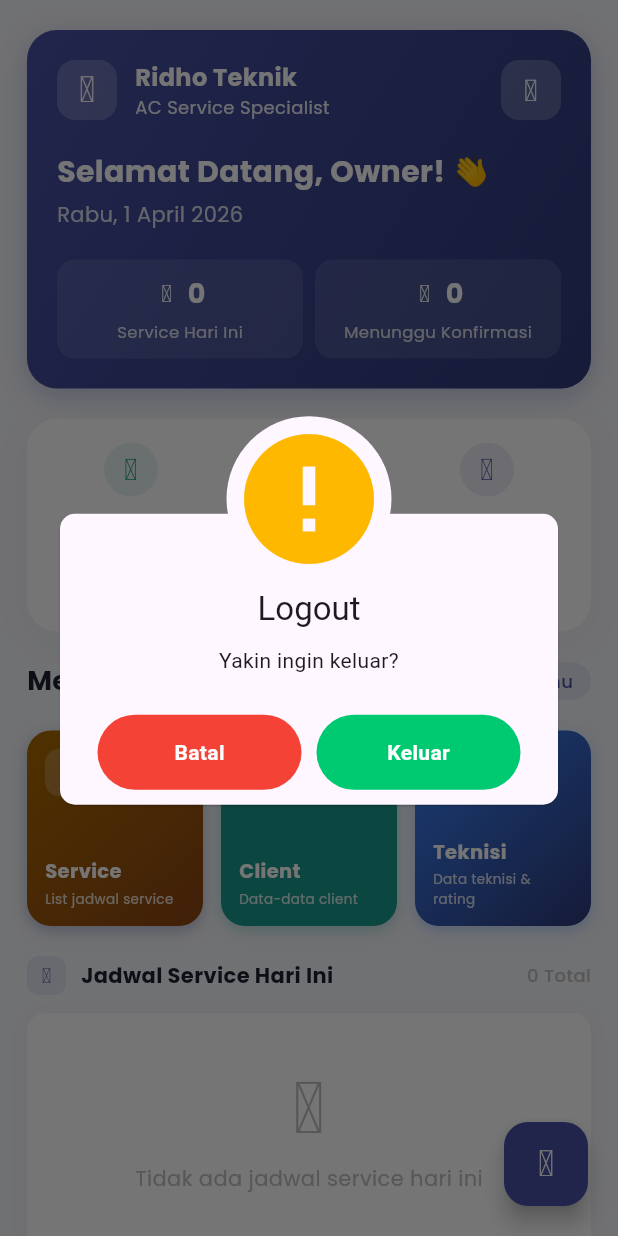
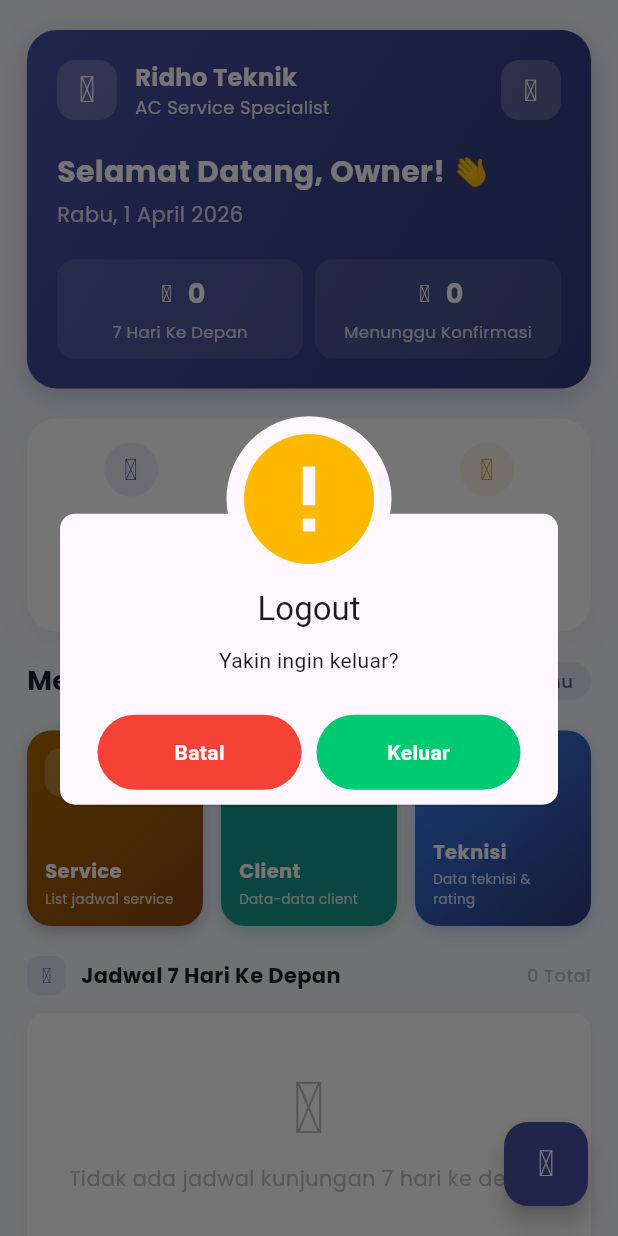
Before and after one commit to riyanari/ridho_teknik, a Flutter app: the HomePage screen opened by its route, after a tap on an icon or button, on a phone screen of 412 x 824 dp. Run offline on Flutter 3.47's test engine with Material 3 defaults, Android fonts, the light colour scheme and no system bars; our stand-ins replace awesome_dialog, badges, flutter_secure_storage, google_fonts, iconsax, image_picker and 2 more; missing offline and left inert: image_gallery_saver_plus; accounts and stored records are empty; network calls fail.

Commit message:
mengubah dashboard menjadi 7 hari kedepan, reminder servis 3/6 bulan

```diff
--- a/lib/api/api_config.dart
+++ b/lib/api/api_config.dart
@@ -71,6 +71,9 @@ class ApiConfig {
   static String get ownerServices => "$baseUrl/owner/servis";
   static String ownerServiceDetail(int id) => "$baseUrl/owner/servis/$id";
   static String ownerServiceUpdate(int id) => "$baseUrl/owner/servis/$id";
+  static String get upcomingVisits => "$baseUrl/owner/servis/upcoming-visits";
+  static String get reminderAc3Bulan => "$baseUrl/owner/servis/reminder-ac-3-bulan";
+  static String get reminderAc6Bulan => "$baseUrl/owner/servis/reminder-ac-6-bulan";
   static String ownerServiceByStatus(String status) =>
       "$baseUrl/owner/servis/status/$status";
   static String ownerServiceConfirmRequest(int id) =>
--- a/lib/pages/owner/home_page.dart
+++ b/lib/pages/owner/home_page.dart
@@ -11,8 +11,8 @@ import 'package:awesome_dialog/awesome_dialog.dart';
 import 'package:intl/intl.dart';
 import 'package:intl/date_symbol_data_local.dart';
 
+import '../../models/ac_model.dart';
 import '../../models/servis_model.dart';
-import '../../models/user_model.dart';
 
 class HomePage extends StatefulWidget {
   const HomePage({super.key});
@@ -50,7 +50,6 @@ class _HomePageState extends State<HomePage> {
     });
   }
 
-
   Future<void> _loadInitialData() async {
     print('🚀 HomePage._loadInitialData() - Memulai');
 
@@ -64,10 +63,11 @@ class _HomePageState extends State<HomePage> {
       print('⏳ Memulai loading data awal...');
 
       await Future.wait([
-        provider.fetchClients(),
-        provider.fetchTechnicians(),
         provider.fetchServices(),
         provider.fetchDashboardStats(),
+        provider.fetchUpcomingVisits(),
+        provider.fetchReminderAc3Bulan(),
+        provider.fetchReminderAc6Bulan(),
       ]);
 
       print('✅ Data berhasil diload:');
@@ -263,27 +263,24 @@ class _HomePageState extends State<HomePage> {
                         ),
                       ),
 
-                      // Jadwal Service Hari Ini
                       SliverToBoxAdapter(
                         child: Padding(
                           padding: const EdgeInsets.symmetric(horizontal: 18, vertical: 20),
-                          child: _buildTodaySchedule(provider),
+                          child: _buildUpcomingVisits(provider),
                         ),
                       ),
 
-                      // Client Terbaru
                       SliverToBoxAdapter(
                         child: Padding(
                           padding: const EdgeInsets.symmetric(horizontal: 18),
-                          child: _buildRecentClients(provider),
+                          child: _buildReminderAc3Bulan(provider),
                         ),
                       ),
 
-                      // Teknisi Aktif
                       SliverToBoxAdapter(
                         child: Padding(
                           padding: const EdgeInsets.fromLTRB(18, 20, 18, 30),
-                          child: _buildActiveTechnicians(provider),
+                          child: _buildReminderAc6Bulan(provider),
                         ),
                       ),
                     ],
@@ -323,22 +320,19 @@ class _HomePageState extends State<HomePage> {
   Widget _buildBusinessHeader(BuildContext context, OwnerMasterProvider provider) {
     final now = DateTime.now();
     final formattedDate = _formatDate(now);
+    final upcomingCount = provider.upcomingVisits.length;
 
-    // Hitung statistik
-    final todayServices = provider.services.where((service) {
-      final visitDate = service.tanggalBerkunjung;
-      if (visitDate == null) return false;
-      return visitDate.year == now.year &&
-          visitDate.month == now.month &&
-          visitDate.day == now.day;
-    }).length;
+    // // Hitung statistik
+    // final todayServices = provider.services.where((service) {
+    //   final visitDate = service.tanggalBerkunjung;
+    //   if (visitDate == null) return false;
+    //   return visitDate.year == now.year &&
+    //       visitDate.month == now.month &&
+    //       visitDate.day == now.day;
+    // }).length;
 
     final pendingServices = provider.getServicesByStatus('menunggu_konfirmasi').length;
 
-    print('📊 Statistik Header:');
-    print('   - Today services: $todayServices');
-    print('   - Pending services: $pendingServices');
-    print('   - Total services: ${provider.services.length}');
 
     return Container(
       width: double.infinity,
@@ -432,8 +426,8 @@ class _HomePageState extends State<HomePage> {
               Expanded(
                 child: _buildHeaderStat(
                   icon: Iconsax.calendar_1,
-                  value: '$todayServices',
-                  label: 'Service Hari Ini',
+                  value: '$upcomingCount',
+                  label: '7 Hari Ke Depan',
                 ),
               ),
               const SizedBox(width: 8),
@@ -492,16 +486,9 @@ class _HomePageState extends State<HomePage> {
   }
 
   Widget _buildQuickStats(OwnerMasterProvider provider) {
-    final totalClients = provider.clients.length;
-    final totalTechnicians = provider.technicians.length;
     final totalServices = provider.services.length;
-    final completedServices = provider.getServicesByStatus('selesai').length;
-
-    print('📈 Quick Stats:');
-    print('   - Total Clients: $totalClients');
-    print('   - Total Technicians: $totalTechnicians');
-    print('   - Total Services: $totalServices');
-    print('   - Completed Services: $completedServices');
+    final totalUpcoming = provider.upcomingVisits.length;
+    final totalReminder3 = provider.reminder3Bulan.length;
 
     return Container(
       padding: const EdgeInsets.all(16),
@@ -510,7 +497,7 @@ class _HomePageState extends State<HomePage> {
         borderRadius: BorderRadius.circular(20),
         boxShadow: [
           BoxShadow(
-            color: Colors.grey.withValues(alpha:0.1),
+            color: Colors.grey.withValues(alpha: 0.1),
             blurRadius: 20,
             offset: const Offset(0, 5),
           ),
@@ -519,27 +506,27 @@ class _HomePageState extends State<HomePage> {
       child: Row(
         children: [
           _buildStatItem(
-            title: 'Client',
-            value: totalClients,
-            icon: Iconsax.people,
-            color: kBoxMenuGreenColor,
+            title: 'Service',
+            value: totalServices,
+            icon: Iconsax.activity,
+            color: kPrimaryColor,
             subtitle: 'Total',
           ),
           const SizedBox(width: 12),
           _buildStatItem(
-            title: 'Teknisi',
-            value: totalTechnicians,
-            icon: Iconsax.profile_2user,
-            color: kSecondaryColor,
-            subtitle: 'Aktif',
+            title: '7 Hari',
+            value: totalUpcoming,
+            icon: Iconsax.calendar_1,
+            color: kBoxMenuGreenColor,
+            subtitle: 'Kunjungan',
           ),
           const SizedBox(width: 12),
           _buildStatItem(
-            title: 'Service',
-            value: totalServices,
-            icon: Iconsax.activity,
-            color: kPrimaryColor,
-            subtitle: 'selesai',
+            title: 'Reminder',
+            value: totalReminder3,
+            icon: Iconsax.warning_2,
+            color: kSecondaryColor,
+            subtitle: '3 Bulan',
           ),
         ],
       ),
@@ -773,43 +760,6 @@ class _HomePageState extends State<HomePage> {
     );
   }
 
-  Widget _buildTodaySchedule(OwnerMasterProvider provider) {
-    final todayServices = provider.services.where((service) {
-      final visitDate = service.tanggalBerkunjung;
-      if (visitDate == null) return false;
-      final now = DateTime.now();
-      return visitDate.year == now.year &&
-          visitDate.month == now.month &&
-          visitDate.day == now.day;
-    }).toList();
-
-    print('📅 Today Schedule: ${todayServices.length} service hari ini');
-
-    return Column(
-      crossAxisAlignment: CrossAxisAlignment.start,
-      children: [
-        _buildSectionHeader(
-          icon: Iconsax.calendar_1,
-          title: 'Jadwal Service Hari Ini',
-          count: todayServices.length,
-          color: kPrimaryColor,
-        ),
-        const SizedBox(height: 12),
-        todayServices.isEmpty
-            ? _buildEmptyState(
-          icon: Iconsax.calendar_remove,
-          message: 'Tidak ada jadwal service hari ini',
-        )
-            : Column(
-          children: todayServices
-              .take(3)
-              .map((service) => _buildServiceItem(service))
-              .toList(),
-        ),
-      ],
-    );
-  }
-
   Widget _buildServiceItem(ServisModel service) {
     final time = service.tanggalBerkunjung != null
         ? DateFormat('HH:mm').format(service.tanggalBerkunjung!)
@@ -900,39 +850,93 @@ class _HomePageState extends State<HomePage> {
     );
   }
 
-  Widget _buildRecentClients(OwnerMasterProvider provider) {
-    final recentClients = provider.clients.take(3).toList();
-
-    print('👥 Recent Clients: ${recentClients.length} dari total ${provider.clients.length}');
+  Widget _buildUpcomingVisits(OwnerMasterProvider provider) {
+    final visits = provider.upcomingVisits;
 
     return Column(
       crossAxisAlignment: CrossAxisAlignment.start,
       children: [
         _buildSectionHeader(
-          icon: Iconsax.people,
-          title: 'Client Terbaru',
-          count: provider.clients.length,
-          color: kBoxMenuGreenColor,
+          icon: Iconsax.calendar_1,
+          title: 'Jadwal 7 Hari Ke Depan',
+          count: visits.length,
+          color: kPrimaryColor,
         ),
         const SizedBox(height: 12),
-        recentClients.isEmpty
+        visits.isEmpty
             ? _buildEmptyState(
-          icon: Iconsax.people,
-          message: 'Belum ada data client',
+          icon: Iconsax.calendar_remove,
+          message: 'Tidak ada jadwal kunjungan 7 hari ke depan',
         )
             : Column(
-          children: recentClients
-              .map((client) {
-            print('   Client: ${client.name} (${client.email})');
-            return _buildClientItem(client);
-          })
+          children: visits
+              .take(5)
+              .map((service) => _buildServiceItem(service))
               .toList(),
         ),
       ],
     );
   }
 
-  Widget _buildClientItem(UserModel client) {
+  Widget _buildReminderAc3Bulan(OwnerMasterProvider provider) {
+    final list = provider.reminder3Bulan;
+
+    return Column(
+      crossAxisAlignment: CrossAxisAlignment.start,
+      children: [
+        _buildSectionHeader(
+          icon: Iconsax.warning_2,
+          title: 'Reminder AC 3 Bulan',
+          count: list.length,
+          color: Colors.orange,
+        ),
+        const SizedBox(height: 12),
+        list.isEmpty
+            ? _buildEmptyState(
+          icon: Iconsax.cpu,
+          message: 'Tidak ada AC yang melewati 3 bulan',
+        )
+            : Column(
+          children: list.take(5).map((ac) => _buildReminderAcItem(ac)).toList(),
+        ),
+      ],
+    );
+  }
+
+  Widget _buildReminderAc6Bulan(OwnerMasterProvider provider) {
+    final list = provider.reminder6Bulan;
+
+    return Column(
+      crossAxisAlignment: CrossAxisAlignment.start,
+      children: [
+        _buildSectionHeader(
+          icon: Iconsax.danger,
+          title: 'Reminder AC 6 Bulan',
+          count: list.length,
+          color: Colors.red,
+        ),
+        const SizedBox(height: 12),
+        list.isEmpty
+            ? _buildEmptyState(
+          icon: Iconsax.cpu,
+          message: 'Tidak ada AC yang melewati 6 bulan',
+        )
+            : Column(
+          children: list.take(5).map((ac) => _buildReminderAcItem(ac)).toList(),
+        ),
+      ],
+    );
+  }
+
+  Widget _buildReminderAcItem(AcModel ac) {
+    final lastService = ac.terakhirService;
+    final days = lastService == null
+        ? null
+        : DateTime.now().difference(lastService).inDays;
+
+    final isUrgent = days != null && days >= 180;
+    final color = isUrgent ? Colors.red : Colors.orange;
+
     return Container(
       margin: const EdgeInsets.only(bottom: 10),
       padding: const EdgeInsets.all(16),
@@ -941,7 +945,7 @@ class _HomePageState extends State<HomePage> {
         borderRadius: BorderRadius.circular(12),
         boxShadow: [
           BoxShadow(
-            color: Colors.grey.withValues(alpha:0.1),
+            color: Colors.grey.withValues(alpha: 0.1),
             blurRadius: 10,
             offset: const Offset(0, 3),
           ),
@@ -953,10 +957,10 @@ class _HomePageState extends State<HomePage> {
             width: 48,
             height: 48,
             decoration: BoxDecoration(
-              color: kBoxMenuGreenColor.withValues(alpha:0.1),
+              color: color.withValues(alpha: 0.1),
               borderRadius: BorderRadius.circular(10),
             ),
-            child: Icon(Iconsax.profile_circle, color: kBoxMenuGreenColor, size: 24),
+            child: Icon(Iconsax.cpu, color: color, size: 24),
           ),
           const SizedBox(width: 16),
           Expanded(
@@ -964,134 +968,50 @@ class _HomePageState extends State<HomePage> {
               crossAxisAlignment: CrossAxisAlignment.start,
               children: [
                 Text(
-                  client.name ?? 'Nama tidak tersedia',
+                  ac.nama,
                   style: primaryTextStyle.copyWith(
                     fontSize: 14,
                     fontWeight: semiBold,
                   ),
                 ),
                 const SizedBox(height: 4),
-                Row(
-                  children: [
-                    Icon(Iconsax.sms, size: 14, color: kBoxMenuGreenColor),
-                    const SizedBox(width: 4),
-                    Expanded(
-                      child: Text(
-                        client.email ?? 'Email tidak tersedia',
-                        style: greyTextStyle.copyWith(fontSize: 12),
-                        overflow: TextOverflow.ellipsis,
-                      ),
-                    ),
-                  ],
+                Text(
+                  '${ac.merk} • ${ac.type} • ${ac.kapasitas}',
+                  style: greyTextStyle.copyWith(fontSize: 12),
+                  maxLines: 1,
+                  overflow: TextOverflow.ellipsis,
+                ),
+                const SizedBox(height: 4),
+                Text(
+                  'Lantai ${ac.lantai}',
+                  style: primaryTextStyle.copyWith(
+                    fontSize: 12,
+                    fontWeight: medium,
+                    color: Colors.purple,
+                  ),
                 ),
               ],
             ),
           ),
-        ],
-      ),
-    );
-  }
-
-  Widget _buildActiveTechnicians(OwnerMasterProvider provider) {
-    final activeTechnicians = provider.technicians.take(3).toList();
-
-    print('🔧 Active Technicians: ${activeTechnicians.length} dari total ${provider.technicians.length}');
-
-    return Column(
-      crossAxisAlignment: CrossAxisAlignment.start,
-      children: [
-        _buildSectionHeader(
-          icon: Iconsax.profile_2user,
-          title: 'Teknisi Aktif',
-          count: provider.technicians.length,
-          color: kSecondaryColor,
-        ),
-        const SizedBox(height: 12),
-        activeTechnicians.isEmpty
-            ? _buildEmptyState(
-          icon: Iconsax.profile_2user,
-          message: 'Belum ada data teknisi',
-        )
-            : Column(
-          children: activeTechnicians
-              .map((technician) {
-            print('   Technician: ${technician.name} (${technician.email}) - ${technician.role}');
-            return _buildTechnicianItem(technician);
-          })
-              .toList(),
-        ),
-      ],
-    );
-  }
-
-  Widget _buildTechnicianItem(UserModel technician) {
-    return Container(
-      margin: const EdgeInsets.only(bottom: 10),
-      padding: const EdgeInsets.all(16),
-      decoration: BoxDecoration(
-        color: Colors.white,
-        borderRadius: BorderRadius.circular(12),
-        boxShadow: [
-          BoxShadow(
-            color: Colors.grey.withValues(alpha:0.1),
-            blurRadius: 10,
-            offset: const Offset(0, 3),
-          ),
-        ],
-      ),
-      child: Row(
-        children: [
-          Container(
-            width: 48,
-            height: 48,
-            decoration: BoxDecoration(
-              color: kSecondaryColor.withValues(alpha:0.1),
-              borderRadius: BorderRadius.circular(10),
-            ),
-            child: Icon(Iconsax.profile_circle, color: kSecondaryColor, size: 24),
-          ),
-          const SizedBox(width: 16),
-          Expanded(
-            child: Column(
-              crossAxisAlignment: CrossAxisAlignment.start,
-              children: [
-                Text(
-                  technician.name ?? 'Nama tidak tersedia',
-                  style: primaryTextStyle.copyWith(
-                    fontSize: 14,
-                    fontWeight: semiBold,
+          Column(
+            crossAxisAlignment: CrossAxisAlignment.end,
+            children: [
+              Container(
+                padding: const EdgeInsets.symmetric(horizontal: 8, vertical: 2),
+                decoration: BoxDecoration(
+                  color: color.withValues(alpha: 0.1),
+                  borderRadius: BorderRadius.circular(6),
+                ),
+                child: Text(
+                  days == null ? 'Belum service' : '$days hari',
+                  style: TextStyle(
+                    fontSize: 10,
+                    fontWeight: bold,
+                    color: color,
                   ),
                 ),
-                const SizedBox(height: 4),
-                Row(
-                  children: [
-                    Icon(Iconsax.sms, size: 14, color: kSecondaryColor),
-                    const SizedBox(width: 4),
-                    Expanded(
-                      child: Text(
-                        technician.email ?? 'Email tidak tersedia',
-                        style: greyTextStyle.copyWith(fontSize: 12),
-                        overflow: TextOverflow.ellipsis,
-                      ),
-                    ),
-                  ],
-                ),
-                const SizedBox(height: 4),
-                Row(
-                  children: [
-                    Icon(Iconsax.crown1, size: 14, color: kSecondaryColor),
-                    const SizedBox(width: 4),
-                    Text(
-                      technician.role?.toUpperCase() ?? 'TEKNISI',
-                      style: greyTextStyle.copyWith(
-                        fontSize: 12,
-                        fontWeight: medium,
-                      ),
-                    ),
-                  ],
-                ),
-              ],
-            ),
+              ),
+            ],
           ),
         ],
       ),
--- a/lib/providers/owner_master_provider.dart
+++ b/lib/providers/owner_master_provider.dart
@@ -25,6 +25,13 @@ class OwnerMasterProvider with ChangeNotifier {
   List<RoomModel> _rooms = [];
   List<AcModel> _acUnits = [];
   List<ServisModel> _services = [];
+  List<ServisModel> _upcomingVisits = [];
+  List<AcModel> _reminder3Bulan = [];
+  List<AcModel> _reminder6Bulan = [];
+
+  List<ServisModel> get upcomingVisits => _upcomingVisits;
+  List<AcModel> get reminder3Bulan => _reminder3Bulan;
+  List<AcModel> get reminder6Bulan => _reminder6Bulan;
 
   UserModel? _selectedClient;
   UserModel? _selectedTechnician;
@@ -880,6 +887,39 @@ class OwnerMasterProvider with ChangeNotifier {
     }
   }
 
+  Future<void> fetchUpcomingVisits() async {
+    _startLoading();
+    try {
+      _upcomingVisits = await service.getUpcomingVisits();
+    } catch (e) {
+      _error = 'Gagal mengambil upcoming visits: $e';
+    } finally {
+      _stopLoading();
+    }
+  }
+
+  Future<void> fetchReminderAc3Bulan() async {
+    _startLoading();
+    try {
+      _reminder3Bulan = await service.getReminderAc3Bulan();
+    } catch (e) {
+      _error = 'Gagal mengambil reminder 3 bulan: $e';
+    } finally {
+      _stopLoading();
+    }
+  }
+
+  Future<void> fetchReminderAc6Bulan() async {
+    _startLoading();
+    try {
+      _reminder6Bulan = await service.getReminderAc6Bulan();
+    } catch (e) {
+      _error = 'Gagal mengambil reminder 6 bulan: $e';
+    } finally {
+      _stopLoading();
+    }
+  }
+
   // =========================
   // DASHBOARD
   // =========================
--- a/lib/services/owner_master_service.dart
+++ b/lib/services/owner_master_service.dart
@@ -477,6 +477,31 @@ class OwnerMasterService {
   }
 
   // =========================
+// SERVICE EXTRA
+// =========================
+
+  Future<List<ServisModel>> getUpcomingVisits() async {
+    _log('📅 getUpcomingVisits');
+
+    final response = await api.get(ApiConfig.upcomingVisits);
+    return _parseList(response['data'], ServisModel.fromMap);
+  }
+
+  Future<List<AcModel>> getReminderAc3Bulan() async {
+    _log('⏰ getReminderAc3Bulan');
+
+    final response = await api.get(ApiConfig.reminderAc3Bulan);
+    return _parseList(response['data'], AcModel.fromJson);
+  }
+
+  Future<List<AcModel>> getReminderAc6Bulan() async {
+    _log('⏰ getReminderAc6Bulan');
+
+    final response = await api.get(ApiConfig.reminderAc6Bulan);
+    return _parseList(response['data'], AcModel.fromJson);
+  }
+
+  // =========================
   // DASHBOARD / FILTER / EXPORT
   // =========================
 
```
